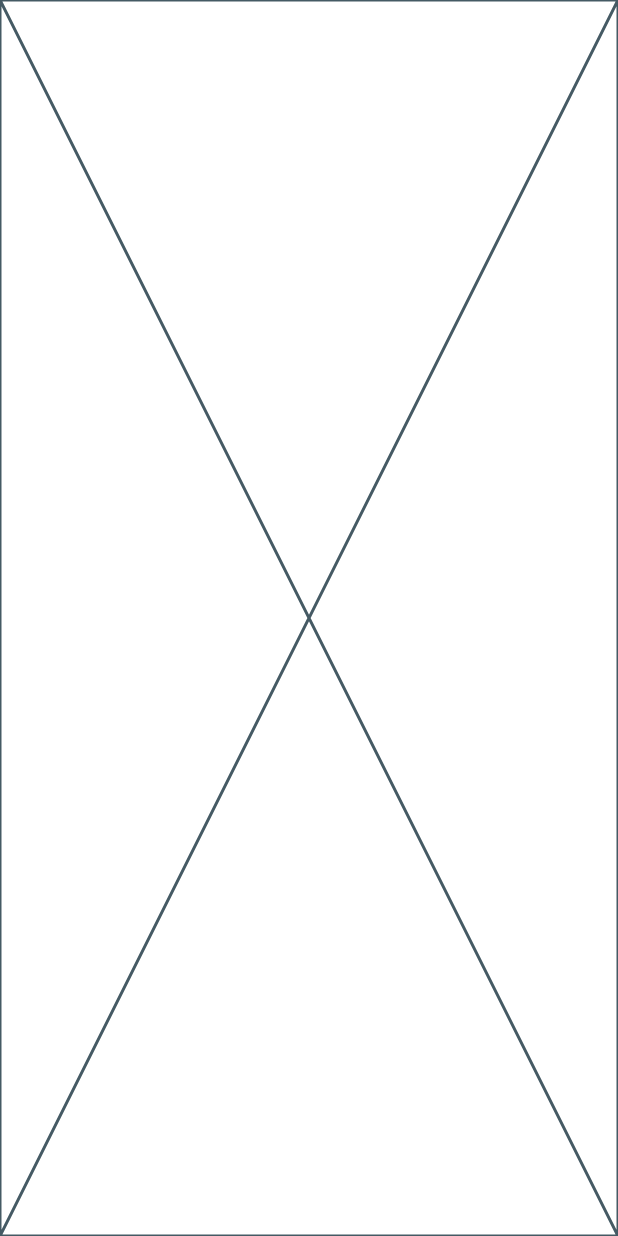
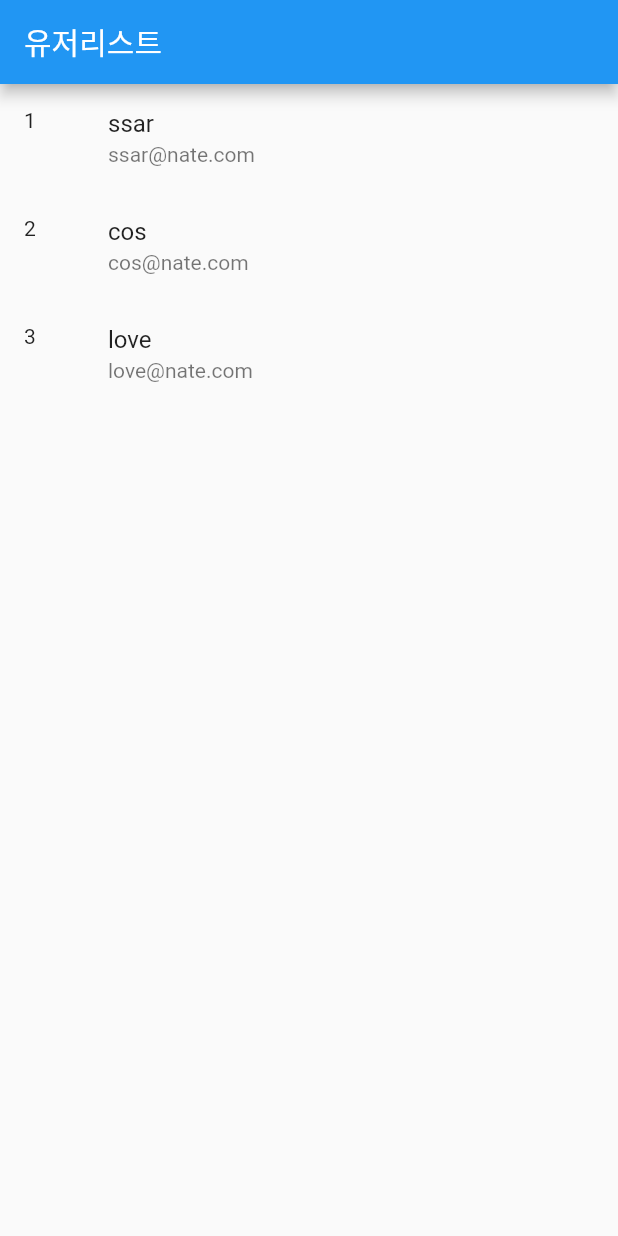
Before and after one commit to Merhong/flutter-http-app, a Flutter app: the screen it shows after launch, on a phone screen of 412 x 824 dp. Run offline on Flutter 3.47's test engine with Material 2 defaults, Android fonts, the phone set to English and light mode, and no system bars.

Commit message:
통신전 유저리스트

```diff
--- a/lib/main.dart
+++ b/lib/main.dart
@@ -1,4 +1,6 @@
 import 'package:flutter/material.dart';
+import 'package:flutter_http_app/model/user.dart';
+import 'package:flutter_http_app/repository/user_repository.dart';
 
 void main() {
   runApp(const MyApp());
@@ -9,6 +11,36 @@ class MyApp extends StatelessWidget {
 
   @override
   Widget build(BuildContext context) {
-    return const Placeholder();
+    return MaterialApp(
+      home: UserListPage(),
+    );
   }
 }
+
+class UserListPage extends StatelessWidget {
+  const UserListPage({super.key});
+
+  @override
+  Widget build(BuildContext context) {
+
+    // 데이터를 기반으로 그림을 그려야 하므로 리턴전에 데이터 요청
+    UserRepository ur = UserRepository();
+    List<User> userList = ur.fetchUserList();
+
+    return Scaffold(
+      appBar: AppBar(
+        title: Text("유저리스트"),
+      ),
+      body: ListView.builder(
+        itemCount: userList.length,
+        itemBuilder: (context, index) {
+          return ListTile(
+            leading: Text("${userList[index].id}"),
+            title: Text("${userList[index].username}"),
+            subtitle: Text("${userList[index].email}"),
+          );
+        },
+      ),
+    );
+  }
+}
--- a/lib/model/user.dart
+++ b/lib/model/user.dart
@@ -0,0 +1,33 @@
+/*
+Model - 서버로 부터 받을 데이터 타입을 정의
+(서버측 테이블과 동일하게 만들면 된다!!!)
+DTO랑은 다르다.
+Map으로 데이터를 받아서 Json으로 컨버팅하기 위해 사용하는게 목적임
+ */
+
+// Getter, Setter 필요 없음
+class User {
+  int? id;
+  String? username;
+  String? password;
+  String? email;
+
+  User({this.id, this.username, this.password, this.email});
+
+  // Map을 받는 것이지만 컨벤션으로 fromJson으로 쓰는 거임
+  User.fromJson(Map<String, dynamic> json) {
+    id = json["id"];
+    username = json["username"];
+    password = json["password"];
+    email = json["email"];
+  }
+
+  Map<String, dynamic> toJson() {
+    return {
+      "id": id,
+      "username": username,
+      "password": password,
+      "email": email
+    };
+  }
+}
--- /dev/null
+++ b/lib/repository/user_repository.dart
@@ -0,0 +1,32 @@
+import 'package:flutter_http_app/model/user.dart';
+
+class UserRepository {
+  User fetchUser(int id) {
+    // 1. 통신 코드
+
+    // 2. 통신으로 받은 데이터 타입
+
+    // 3. Map -> (Dart) Object
+
+    // 4. return Object
+    return User(
+        id: 1, username: "ssar", password: "1234", email: "ssar@nate.com");
+  }
+
+  List<User> fetchUserList() {
+    // 1. 통신 코드
+
+    // 2. 통신으로 받은 데이터 타입
+
+    // 3. Map -> (Dart) Object
+
+    // 4. return Object
+    List<User> userList = [
+      User(id: 1, username: "ssar", password: "1234", email: "ssar@nate.com"),
+      User(id: 2, username: "cos", password: "1234", email: "cos@nate.com"),
+      User(id: 3, username: "love", password: "1234", email: "love@nate.com")
+    ];
+
+    return userList;
+  }
+}
```
Also changed, not shown: 2 other files.
